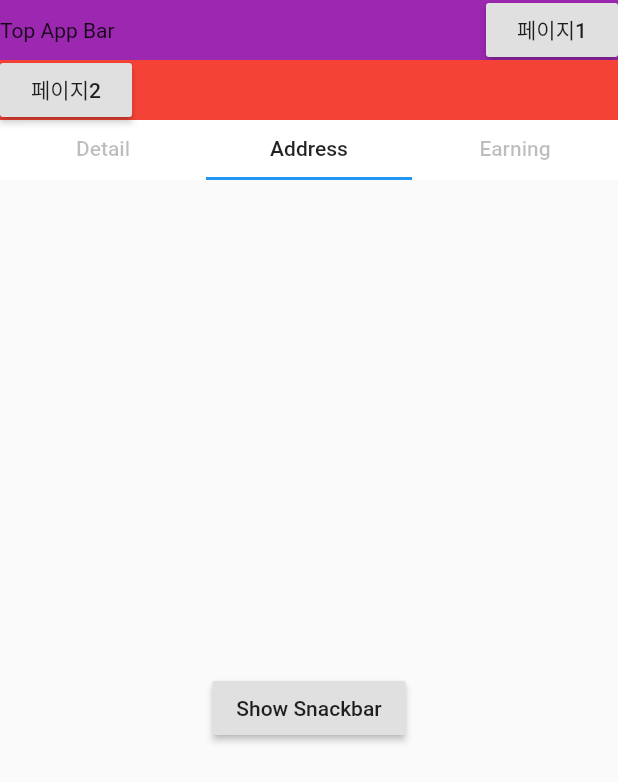
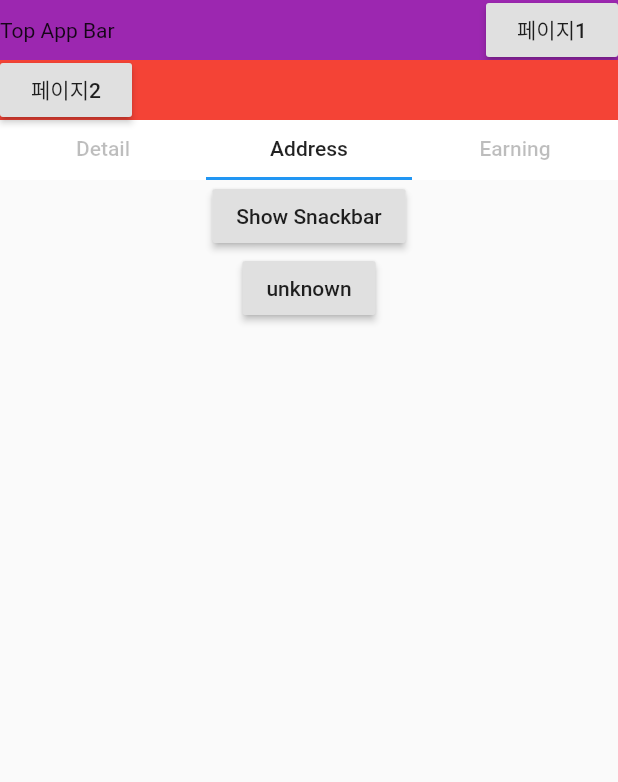
Before and after one commit to 1984tr/flutter-practice, a Flutter app: the Sample01 screen opened directly, tab 2 chosen, on a phone screen of 412 x 824 dp. Shown: the top 782 px of the screen. Run offline on Flutter 3.47's test engine with Material 2 defaults, Android fonts, the phone set to English and light mode, and no system bars; our stand-ins replace shared_preferences; accounts and stored records are empty.

```diff
--- a/lib/pages/tab_page02.dart
+++ b/lib/pages/tab_page02.dart
@@ -1,5 +1,6 @@
 import 'package:flutter/material.dart';
 import 'package:flutter/widgets.dart';
+import 'package:shared_preferences/shared_preferences.dart';
 
 class TabPage02 extends StatefulWidget {
   @override
@@ -7,17 +8,53 @@ class TabPage02 extends StatefulWidget {
 }
 
 class _TabPage02State extends State<TabPage02> {
+  var test = "";
+
+  @override
+  void initState() {
+    super.initState();
+    _loadText();
+  }
+
   @override
   Widget build(BuildContext context) {
     return Container(
-      child: Center(child: RaisedButton(
+        child: Center(
+      child: Column(
+        children: [
+          RaisedButton(
             child: Text("Show Snackbar"),
             onPressed: () {
               // 스낵바 출력 시도 - 정상 출력
               Scaffold.of(context)
                   .showSnackBar(SnackBar(content: Text("SnackBarTest2")));
             },
-      ),)
-    );
+          ),
+          RaisedButton(
+            child: Text(test),
+            onPressed: () {
+              _updateText();
+            },
+          )
+        ],
+      ),
+    ));
+  }
+
+  _loadText() async {
+    SharedPreferences prefs = await SharedPreferences.getInstance();
+    var text = (prefs.getString('test') ?? "unknown");
+    setState(() {
+      test = text;
+    });
+  }
+
+  _updateText() async {
+    var prefs = await SharedPreferences.getInstance();
+    var updated = "Text ${DateTime.now()}";
+    await prefs.setString('test', updated);
+    setState(() {
+      test = updated;
+    });
   }
 }
--- a/pubspec.yaml
+++ b/pubspec.yaml
@@ -28,6 +28,7 @@ dependencies:
   # Use with the CupertinoIcons class for iOS style icons.
   cupertino_icons: ^1.0.0
   toast: ^0.1.5
+  shared_preferences: ^0.5.12
 
 dev_dependencies:
   flutter_test:
```
Also changed, not shown: pubspec.lock, 1 other file. Lines whose indentation alone changed are shown as unchanged.
